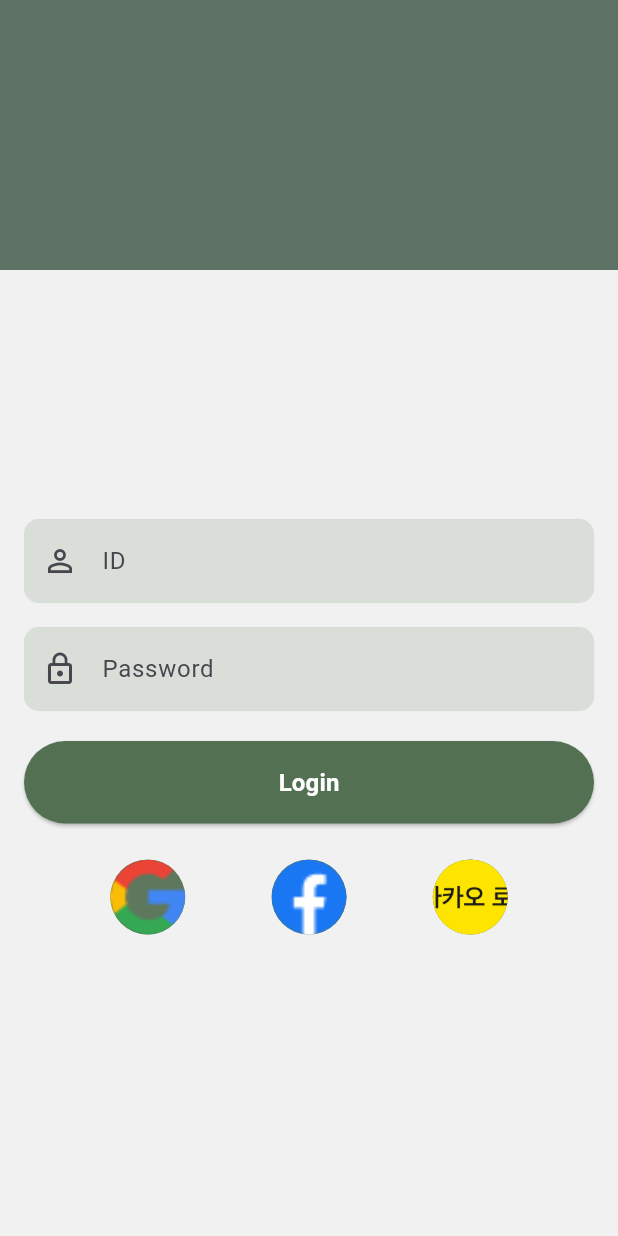
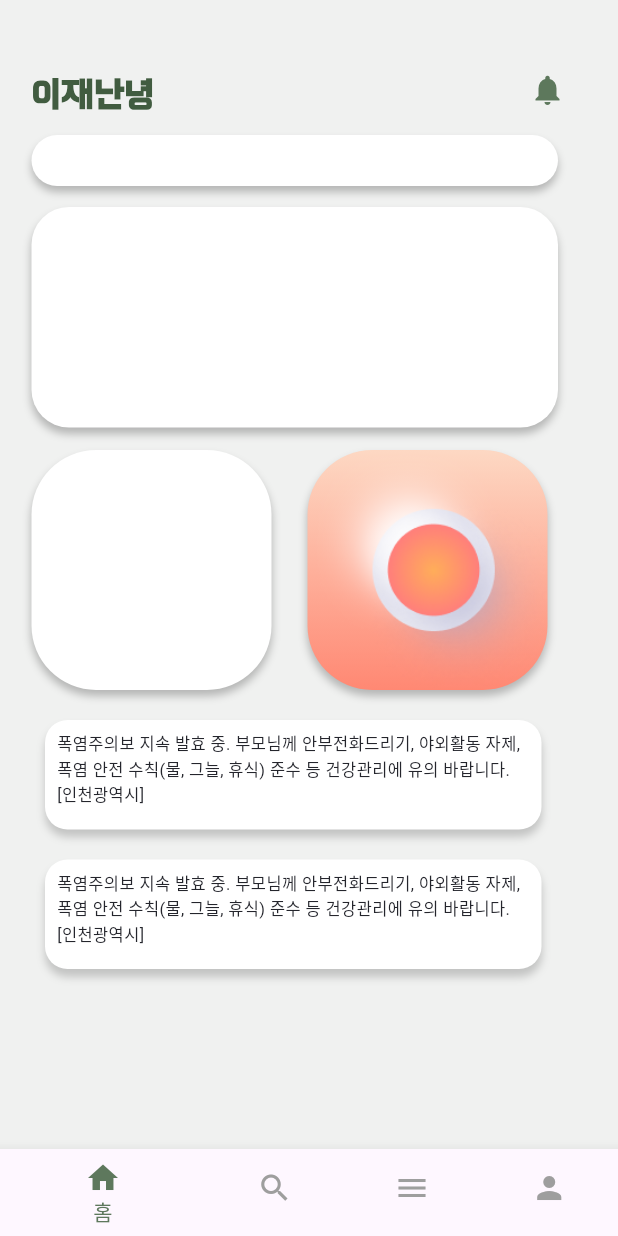
Before and after one commit to teamPKLL/pro_max_ject, a Flutter app: the screen it shows after launch, on a phone screen of 412 x 824 dp. Run offline on Flutter 3.47's test engine with Material 3 defaults, Android fonts, the phone set to English and light mode, and no system bars; our stand-ins replace firebase_core; accounts and stored records are empty; Roboto replaces fonts that are missing (Lexend Deca).

Commit message:
2024.08.02 메인화면
클릭되게 다했고, 하단 네비게이션바까지 완성

```diff
--- a/lib/main.dart
+++ b/lib/main.dart
@@ -1,7 +1,11 @@
 import 'package:flutter/material.dart';
+import 'package:pro_max_ject/map.dart';
+import 'package:pro_max_ject/widgetmain.dart';
 
 void main() {
-  runApp(const MyApp());
+  // runApp(const MyApp()); 로그인 창
+  // runApp(CodiaPage());
+  runApp(const FigmaToCodeApp()); // 메인화면
 }
 
 class MyApp extends StatelessWidget {
@@ -12,7 +16,8 @@ class MyApp extends StatelessWidget {
     return MaterialApp(
       debugShowCheckedModeBanner: false,
       home: Scaffold(
-        appBar: AppBar(  // 삼각형 추가로 하면 좋을듯
+        appBar: AppBar(
+          // 삼각형 추가로 하면 좋을듯
           // 맨 위 바
           backgroundColor: Color(0xEF537052),
           centerTitle: true,
@@ -66,7 +71,8 @@ class MyApp extends StatelessWidget {
                 ElevatedButton(
                   onPressed: () {},
                   style: ButtonStyle(
-                    backgroundColor: MaterialStateProperty.all(Color(0xFF537052)),
+                    backgroundColor:
+                        MaterialStateProperty.all(Color(0xFF537052)),
                   ),
                   child: Padding(
                     padding: EdgeInsets.symmetric(vertical: 16),
@@ -81,16 +87,14 @@ class MyApp extends StatelessWidget {
                   ),
                 ),
 
-
                 SizedBox(height: 24), // 버튼과 이미지 사이의 간격
                 Center(
                   child: Row(
                     mainAxisAlignment: MainAxisAlignment.spaceEvenly,
                     children: [
-                      GestureDetector(
-                        onTap: () {
-                          // 첫 번째 원형 버튼 클릭 동작
-                          print('First button tapped');
+                      TextButton(
+                        onPressed: () { // 첫 번째 원형 버튼 클릭 동작
+                          print('구글 로그인 누름');
                         },
                         child: CircleAvatar(
                           radius: 25,
@@ -99,10 +103,9 @@ class MyApp extends StatelessWidget {
                         ),
                       ),
                       // SizedBox(height: 100),
-                      GestureDetector(
-                        onTap: () {
-                          // 두 번째 원형 버튼 클릭 동작
-                          print('Second button tapped');
+                      TextButton(
+                        onPressed: () { // 두 번째 원형 버튼 클릭 동작
+                          print('페북로그인버튼 누름');
                         },
                         child: CircleAvatar(
                           radius: 25,
@@ -111,10 +114,9 @@ class MyApp extends StatelessWidget {
                         ),
                       ),
                       // SizedBox(height: 16),
-                      GestureDetector(
-                        onTap: () {
-                          // 세 번째 원형 버튼 클릭 동작
-                          print('Third button tapped');
+                      TextButton(
+                        onPressed: () { // 세 번째 원형 버튼 클릭 동작
+                          print('카톡로그인버튼 누름');
                         },
                         child: CircleAvatar(
                           radius: 25,
@@ -125,6 +127,20 @@ class MyApp extends StatelessWidget {
                     ],
                   ),
                 ),
+
+                SizedBox(height: 24),
+                TextButton(  // 비밀번호 찾기 버튼
+                  onPressed: () {},
+                  child: Text(
+                    'Forgot Password',
+                    style: TextStyle(
+                      fontSize: 16,
+                      decoration: TextDecoration.underline,
+                      fontWeight: FontWeight.bold,
+                      color: Color(0xEF537052),
+                    ),
+                  ),
+                ),
               ],
             ),
           ),
--- /dev/null
+++ b/lib/widgetmain.dart
@@ -0,0 +1,384 @@
+import 'dart:ui';
+import 'package:flutter/material.dart';
+import 'package:pro_max_ject/main.dart';
+
+class FigmaToCodeApp extends StatelessWidget {
+  const FigmaToCodeApp({super.key});
+
+  @override
+  Widget build(BuildContext context) {
+    return MaterialApp(
+      debugShowCheckedModeBanner: false,
+      theme: ThemeData.light().copyWith(
+        // scaffoldBackgroundColor: const Color.fromARGB(255, 18, 32, 47),
+      ),
+      home: Scaffold(
+        body: Main(),
+      ),
+    );
+  }
+}
+
+class Main extends StatefulWidget {
+  @override
+  _MainState createState() => _MainState();
+}
+
+class _MainState extends State<Main> {
+  int _selectedIndex = 0; // 현재 선택된 인덱스
+
+  void _onItemTapped(int index) {
+    setState(() {
+      _selectedIndex = index; // 선택된 인덱스 업데이트
+    });
+  }
+
+  @override
+  Widget build(BuildContext context) {
+    return Scaffold(
+      body: ListView(
+        children: [
+          //////////////////////// 알림 아이콘 부분 ////////////////////////
+          Container(
+            width: double.infinity,
+            height: 852,
+            color: Color(0xFFF0F1F0),
+            child: Stack(
+              children: [
+                Positioned(
+                  left: 353,
+                  top: 48,
+                  child: InkWell(
+                    onTap: () {},
+                    child: const Icon(
+                      Icons.notifications,
+                      color: Color(0xEF537052),
+                    ),
+                  ),
+                ),
+
+                //////////////////////// 상단 제목 ////////////////////////
+                const Positioned(
+                  left: 21,
+                  top: 46,
+                  child: Text(
+                    '이재난녕',
+                    style: TextStyle(
+                      color: Color(0xFF415C40),
+                      fontSize: 24,
+                      fontFamily: 'BM_HANNA_TTF',
+                      fontWeight: FontWeight.bold,
+                    ),
+                  ),
+                ),
+
+                //////////////////////// 1번째 공지부분 //////////////////////////
+                Positioned(
+                  left: 21,
+                  top: 90,
+                  child: InkWell(
+                    onTap: () {},
+                    child: Container(
+                      width: 351,
+                      height: 34,
+                      decoration: ShapeDecoration(
+                        color: Colors.white,
+                        shape: RoundedRectangleBorder(
+                          borderRadius: BorderRadius.circular(25),
+                        ),
+                        shadows: [
+                          BoxShadow(
+                            color: Color(0x3F000000),
+                            blurRadius: 4,
+                            offset: Offset(0, 4),
+                            spreadRadius: 0,
+                          )
+                        ],
+                      ),
+                    ),
+                  ),
+                ),
+
+                //////////////////////// 재해 방안(큰 2번째 목록) ////////////////////////
+                Positioned(
+                  left: 21,
+                  top: 138,
+                  child: InkWell(
+                    onTap: () {}, // 버튼구현
+                    child: Container(
+                      width: 351,
+                      height: 147,
+                      decoration: ShapeDecoration(
+                        color: Colors.white,
+                        shape: RoundedRectangleBorder(
+                          borderRadius: BorderRadius.circular(25),
+                        ),
+                        shadows: [
+                          BoxShadow(
+                            color: Color(0x3F000000),
+                            blurRadius: 4,
+                            offset: Offset(0, 4),
+                            spreadRadius: 0,
+                          )
+                        ],
+                      ),
+                    ),
+                  ),
+                ),
+
+                //////////////////////// 지도 위치 ////////////////////////
+                Positioned(
+                  left: 21,
+                  top: 300,
+                  child: InkWell(
+                    onTap: () {
+                      // Navigator.push(
+                      //   context,
+                      //   MaterialPageRoute(builder: (context) => MyApp()),
+                      // );  // MyApp에다가 다음 페이지 설정
+                    }, // 버튼
+                    child: Container(
+                      width: 160,
+                      height: 160,
+                      decoration: ShapeDecoration(
+                        gradient: LinearGradient(
+                          begin: Alignment(0.00, -1.00),
+                          end: Alignment(0, 1),
+                          colors: [Colors.white, Colors.white],
+                        ),
+                        shape: RoundedRectangleBorder(
+                          borderRadius: BorderRadius.circular(43),
+                        ),
+                        shadows: [
+                          BoxShadow(
+                            color: Color(0x3F000000),
+                            blurRadius: 4,
+                            offset: Offset(0, 4),
+                            spreadRadius: 0,
+                          )
+                        ],
+                      ),
+                    ),
+                  ),
+                ),
+
+                //////////////////////// sos 위치 ////////////////////////
+                Positioned(
+                  left: 205,
+                  top: 300,
+                  child: InkWell(
+                    onTap: () {}, // 버튼 클릭하는 부분
+                    child: Container(
+                      // SOS 버튼
+                      width: 160,
+                      height: 160,
+                      decoration: BoxDecoration(
+                        gradient: LinearGradient(
+                          begin: Alignment(0.00, -1.00),
+                          end: Alignment(0, 1),
+                          colors: [Color(0xFFFDD8C3), Color(0xFFFF8873)],
+                        ),
+                        borderRadius: BorderRadius.circular(43),
+                        boxShadow: [
+                          BoxShadow(
+                            color: Color(0x3F000000),
+                            blurRadius: 4,
+                            offset: Offset(0, 4),
+                            spreadRadius: 0,
+                          ),
+                        ],
+                      ),
+                      child: ClipRRect(
+                        borderRadius: BorderRadius.circular(43),
+                        child: Image.asset(
+                          'assets/sos_button.png',
+                          fit: BoxFit.cover, // 이미지 크기와 위치 조절
+                        ),
+                      ),
+                    ),
+                  ),
+                ),
+
+                Positioned(
+                  left: -465,
+                  top: 1211,
+                  child: Container(
+                    width: 677.17,
+                    height: 677.17,
+                    decoration: ShapeDecoration(
+                      shape: OvalBorder(
+                        side: BorderSide(
+                          width: 2.21,
+                          color: Colors.white.withOpacity(0.800000011920929),
+                        ),
+                      ),
+                    ),
+                  ),
+                ),
+
+                // 2번째 공지부분? 너무 많아서 일단 삭제
+                // Positioned(
+                //   left: 21,
+                //   top: 137,
+                //   child: Container(
+                //     width: 351,
+                //     height: 34,
+                //     decoration: ShapeDecoration(
+                //       color: Colors.white,
+                //       shape: RoundedRectangleBorder(
+                //         borderRadius: BorderRadius.circular(43),
+                //       ),
+                //       shadows: [
+                //         BoxShadow(
+                //           color: Color(0x3F000000),
+                //           blurRadius: 4,
+                //           offset: Offset(0, 4),
+                //           spreadRadius: 0,
+                //         )
+                //       ],
+                //     ),
+                //   ),
+                // ),
+
+                //////////////////////// 알림목록 1 ////////////////////////
+                Positioned(
+                  left: 30,
+                  top: 480,
+                  child: Container(
+                    width: 331,
+                    height: 73,
+                    decoration: ShapeDecoration(
+                      color: Colors.white,
+                      shape: RoundedRectangleBorder(
+                        borderRadius: BorderRadius.circular(15),
+                      ),
+                      shadows: [
+                        BoxShadow(
+                          color: Color(0x30000000),
+                          blurRadius: 4,
+                          offset: Offset(0, 5),
+                          spreadRadius: 0,
+                        )
+                      ],
+                    ),
+                    child: InkWell(
+                      onTap: () {}, // 버튼 구현
+                      child: Padding(
+                        padding: const EdgeInsets.all(8.0),
+                        child: Text(
+                          '폭염주의보 지속 발효 중. 부모님께 안부전화드리기, 야외활동 자제, 폭염 안전 수칙(물, 그늘, 휴식) 준수 등 건강관리에 유의 바랍니다. [인천광역시]',
+                          style: TextStyle(
+                            color: Color(0xFF24252C),
+                            fontSize: 11,
+                            fontFamily: 'Lexend Deca',
+                            fontWeight: FontWeight.w400,
+                          ),
+                        ),
+                      ),
+                    ),
+                  ),
+                ),
+
+                //////////////////////// 알림목록 2 ////////////////////////
+                Positioned(
+                  left: 30,
+                  top: 573,
+                  child: Container(
+                    width: 331,
+                    height: 73,
+                    decoration: ShapeDecoration(
+                      color: Colors.white,
+                      shape: RoundedRectangleBorder(
+                        borderRadius: BorderRadius.circular(15),
+                      ),
+                      shadows: [
+                        BoxShadow(
+                          color: Color(0x30000000),
+                          blurRadius: 4,
+                          offset: Offset(0, 5),
+                          spreadRadius: 0,
+                        )
+                      ],
+                    ),
+                    child: InkWell(
+                      onTap: () {}, // 버튼 구현
+                      child: Padding(
+                        padding: const EdgeInsets.all(8.0),
+                        child: Text(
+                          '폭염주의보 지속 발효 중. 부모님께 안부전화드리기, 야외활동 자제, 폭염 안전 수칙(물, 그늘, 휴식) 준수 등 건강관리에 유의 바랍니다. [인천광역시]',
+                          style: TextStyle(
+                            color: Color(0xFF24252C),
+                            fontSize: 11,
+                            fontFamily: 'Lexend Deca',
+                            fontWeight: FontWeight.w400,
+                          ),
+                        ),
+                      ),
+                    ),
+                  ),
+                ),
+
+                ///////////////////// 뭔지 모르는 부분 ////////////////////
+                Positioned(
+                  left: 331,
+                  top: 716,
+                  child: Transform(
+                    transform: Matrix4.identity()..rotateZ(-1.56),
+                    child: Container(
+                      width: 24,
+                      height: 24,
+                      padding: const EdgeInsets.symmetric(horizontal: 6, vertical: 7),
+                      child: Center(
+                        child: Container(),
+                      ),
+                    ),
+                  ),
+                ),
+                Positioned(
+                  left: 334,
+                  top: 600,
+                  child: Transform(
+                    transform: Matrix4.identity()..rotateZ(-1.56),
+                    child: Container(
+                      width: 24,
+                      height: 24,
+                      padding: const EdgeInsets.symmetric(horizontal: 6, vertical: 7),
+                      child: Center(
+                        child: Container(),
+                      ),
+                    ),
+                  ),
+                ),
+              ],
+            ),
+          ),
+        ],
+      ),
+      bottomNavigationBar: BottomNavigationBar(
+        backgroundColor: Colors.white, // 하단 네비게이션 바의 배경색
+        selectedItemColor: Color(0xEF537052), // 선택된 아이템의 색상
+        unselectedItemColor: Colors.grey, // 선택되지 않은 아이템의 색상
+        items: const <BottomNavigationBarItem>[
+          BottomNavigationBarItem(
+            icon: Icon(Icons.home),
+            label: '홈',
+          ),
+          BottomNavigationBarItem(
+            icon: Icon(Icons.search),
+            label: '검색',
+          ),
+          BottomNavigationBarItem(
+            icon: Icon(Icons.menu),
+            label: '메뉴',
+          ),
+          BottomNavigationBarItem(
+            icon: Icon(Icons.person),
+            label: '마이페이지',
+          ),
+        ],
+        currentIndex: _selectedIndex,
+        onTap: _onItemTapped,
+      ),
+    );
+  }
+}
```
Also changed, not shown: lib/map.dart (added, +261 -0 lines), pubspec.yaml (+11 -1 lines), assets/font/BMHANNA_11yrs_ttf.ttf (added), assets/sos_button.png (added).
